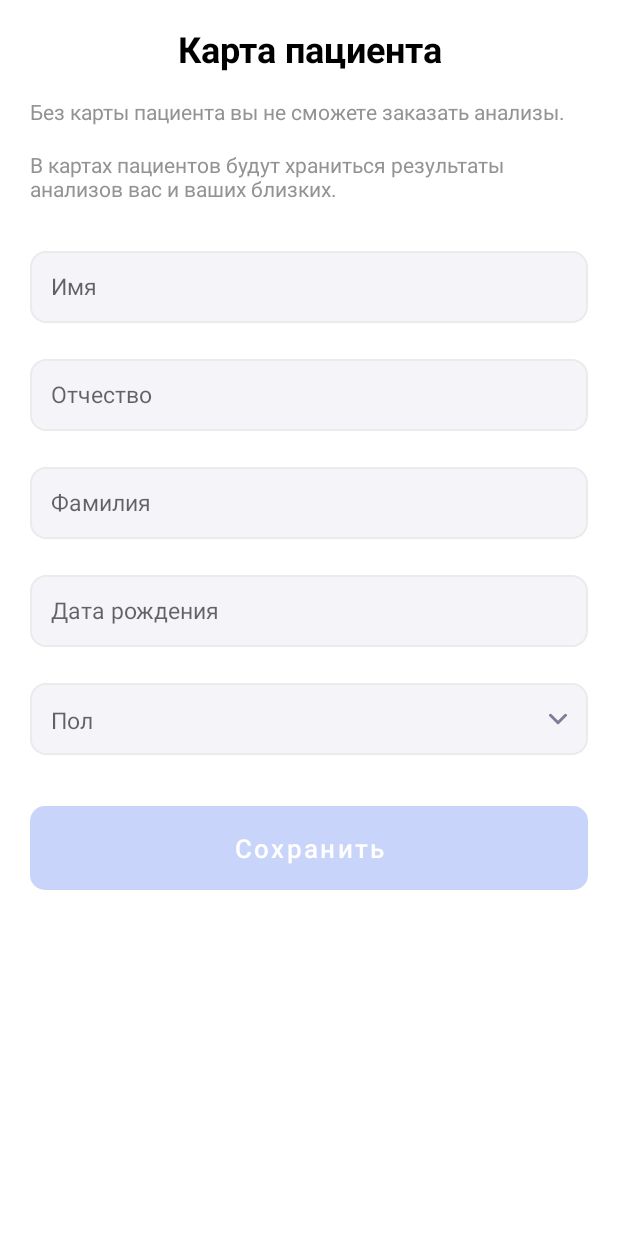
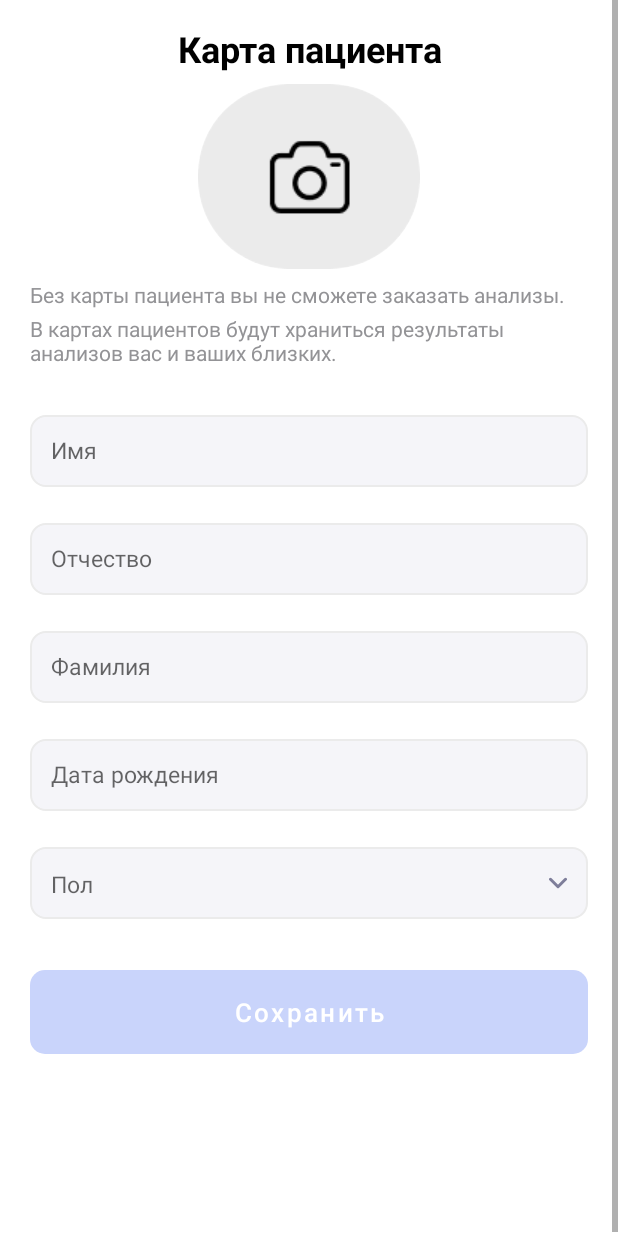
Before and after one commit to ArtemMobile/SmartLab, an Android app: the layout fragment_profile.xml on its own in the app's theme, with its tools: preview values and no code run, on a phone screen of 412 x 824 dp. Run offline under Robolectric (Android 15) with nearby library versions, the light colour scheme and no system bars; network calls fail.

Commit message:
profile image added

```diff
--- a/app/src/main/AndroidManifest.xml
+++ b/app/src/main/AndroidManifest.xml
@@ -3,6 +3,7 @@
     xmlns:tools="http://schemas.android.com/tools">
 
     <uses-permission android:name="android.permission.INTERNET" />
+    <uses-permission android:name="android.permission.CAMERA" />
 
     <application
         android:name=".app.App"
--- a/app/src/main/java/com/example/smartlab/view/fragments/LoginFragment.kt
+++ b/app/src/main/java/com/example/smartlab/view/fragments/LoginFragment.kt
@@ -34,8 +34,7 @@ class LoginFragment : Fragment() {
         super.onViewCreated(view, savedInstanceState)
         applyButtonNext()
         setObservers()
-        setListeners()
-    }
+        setListeners() }
 
     private fun setListeners() {
         binding.btnNext.setOnClickListener {
--- a/app/src/main/res/layout/fragment_profile.xml
+++ b/app/src/main/res/layout/fragment_profile.xml
@@ -22,11 +22,28 @@
             android:textSize="24sp"
             android:textStyle="bold" />
 
+        <androidx.cardview.widget.CardView
+            android:id="@+id/avatarCard"
+            android:layout_width="wrap_content"
+            android:layout_height="wrap_content"
+            android:layout_gravity="center_horizontal"
+            android:layout_marginTop="7dp"
+            app:cardCornerRadius="60dp"
+            app:cardElevation="0dp">
+
+            <ImageView
+                android:id="@+id/ivAvatar"
+                android:layout_width="148dp"
+                android:layout_height="123dp"
+                android:scaleType="centerCrop"
+                android:src="@drawable/photo_placeholder" />
+        </androidx.cardview.widget.CardView>
+
         <TextView
             android:layout_width="wrap_content"
             android:layout_height="wrap_content"
             android:layout_marginHorizontal="20dp"
-          android:layout_marginTop="16dp"
+            android:layout_marginTop="7dp"
             android:text="Без карты пациента вы не сможете заказать анализы."
             android:textColor="#939396" />
 
@@ -34,7 +51,7 @@
             android:layout_width="wrap_content"
             android:layout_height="wrap_content"
             android:layout_marginHorizontal="20dp"
-          android:layout_marginTop="16dp"
+            android:layout_marginTop="3dp"
             android:text="В картах пациентов будут храниться результаты анализов вас и ваших близких."
             android:textColor="#939396" />
 
```
Also changed, not shown: app/src/main/java/com/example/smartlab/utils/DataStore.kt (+17 -0 lines), app/src/main/java/com/example/smartlab/view/fragments/ProfileFragment.kt (+119 -26 lines), app/src/main/java/com/example/smartlab/viewmodel/ProfileViewModel.kt (+19 -0 lines), app/src/main/res/drawable/photo_placeholder.png (added). Lines whose indentation alone changed are shown as unchanged.
